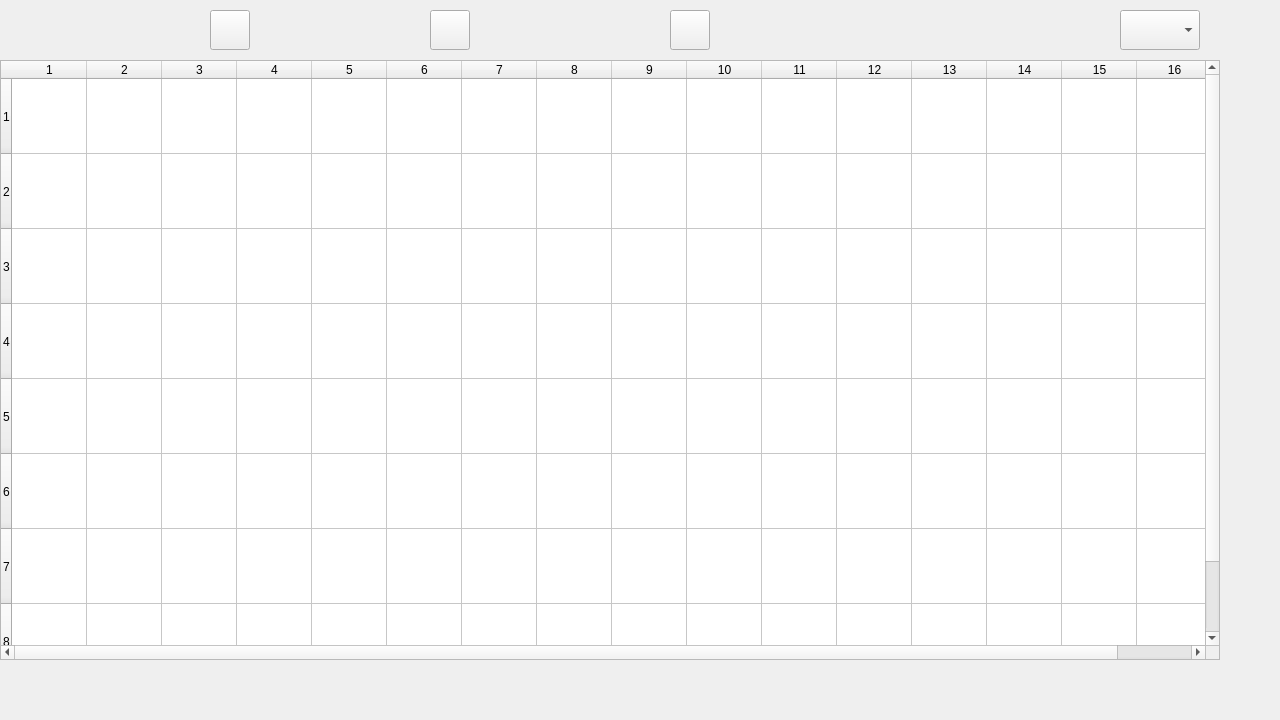
First picture: the form in mapwindow.ui, repository MEffenberger/ICP-Robots, before the edit.
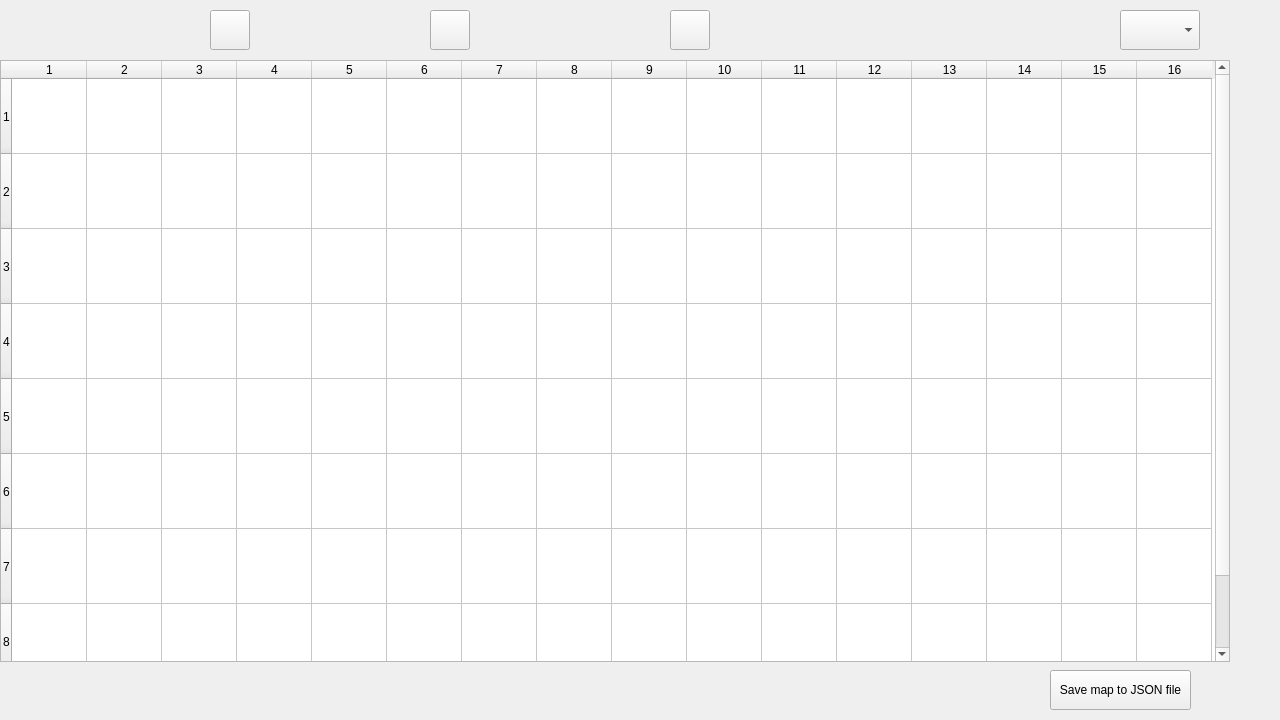
Second picture: the form after the edit.

Commit message: JSON generating

What changed in the file:
```diff
--- a/mapwindow.ui
+++ b/mapwindow.ui
@@ -56,8 +56,8 @@
     <rect>
      <x>0</x>
      <y>60</y>
-     <width>1220</width>
-     <height>600</height>
+     <width>1230</width>
+     <height>602</height>
     </rect>
    </property>
    <property name="minimumSize">
@@ -210,6 +210,28 @@
     </size>
    </property>
   </widget>
+  <widget class="QPushButton" name="pushButtonSave">
+   <property name="geometry">
+    <rect>
+     <x>1050</x>
+     <y>670</y>
+     <width>141</width>
+     <height>40</height>
+    </rect>
+   </property>
+   <property name="styleSheet">
+    <string notr="true"/>
+   </property>
+   <property name="text">
+    <string>Save map to JSON file</string>
+   </property>
+   <property name="iconSize">
+    <size>
+     <width>40</width>
+     <height>40</height>
+    </size>
+   </property>
+  </widget>
  </widget>
  <resources/>
  <connections/>
```
The commit also changes 24 other files.
